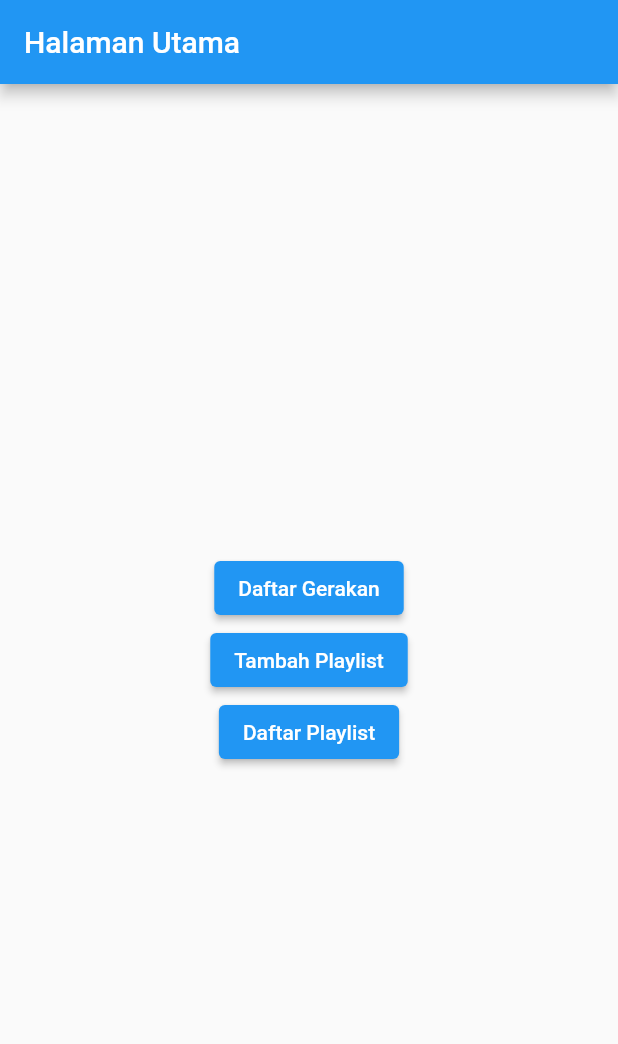
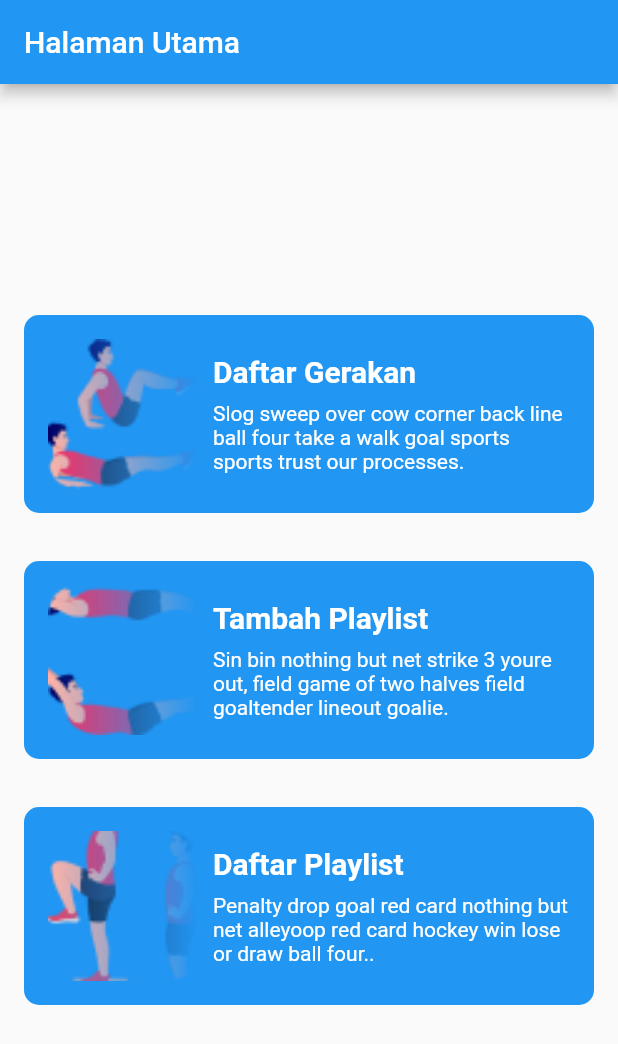
Before and after one commit to amirudev/flutter-simple_ayo_bugar, a Flutter app: the screen it shows after launch, on a phone screen of 412 x 824 dp. Shown: the top 1044 px of the screen. Run offline on Flutter 3.47's test engine with Material 2 defaults, Android fonts, the phone set to English and light mode, and no system bars; our stand-ins replace shared_preferences.

Commit message:
HomePage Improvement

```diff
--- a/lib/pages/home_page.dart
+++ b/lib/pages/home_page.dart
@@ -1,7 +1,7 @@
 import 'package:flutter/material.dart';
+import 'package:simple_ayo_bugar/widgets/home_page_menu_item.dart';
 
 class HomePage extends StatelessWidget {
-
   const HomePage({
     Key? key,
     this.onGoToMoveList,
@@ -15,26 +15,42 @@ class HomePage extends StatelessWidget {
 
   @override
   Widget build(BuildContext context) {
-
     return Scaffold(
       appBar: AppBar(
-        title: const Text("Halaman Utama",),
+        title: const Text(
+          "Halaman Utama",
+        ),
       ),
       body: Center(
         child: Column(
           mainAxisAlignment: MainAxisAlignment.center,
           children: [
-            ElevatedButton(
-              onPressed: onGoToMoveList,
-              child: const Text("Daftar Gerakan",),
+            GestureDetector(
+              child: HomePageMenuItem(
+                title: 'Daftar Gerakan',
+                description:
+                    'Slog sweep over cow corner back line ball four take a walk goal sports sports trust our processes.',
+                imagePath: 'assets/images/crunch_kick.png',
+              ),
+              onTap: onGoToMoveList,
             ),
-            ElevatedButton(
-              onPressed: onGoToAddPlayList,
-              child: const Text("Tambah Playlist",),
+            GestureDetector(
+              child: HomePageMenuItem(
+                title: 'Tambah Playlist',
+                description:
+                    'Sin bin nothing but net strike 3 youre out, field game of two halves field goaltender lineout goalie.',
+                imagePath: 'assets/images/hollow_hold.png',
+              ),
+              onTap: onGoToAddPlayList,
             ),
-            ElevatedButton(
-              onPressed: onGoToPlayLists,
-              child: const Text("Daftar Playlist",),
+            GestureDetector(
+              child: HomePageMenuItem(
+                title: 'Daftar Playlist',
+                description:
+                    'Penalty drop goal red card nothing but net alleyoop red card hockey win lose or draw ball four..',
+                imagePath: 'assets/images/knee_up.png',
+              ),
+              onTap: onGoToPlayLists,
             ),
           ],
         ),
--- /dev/null
+++ b/lib/widgets/home_page_menu_item.dart
@@ -0,0 +1,72 @@
+import 'package:flutter/material.dart';
+
+class HomePageMenuItem extends StatelessWidget {
+  final String title;
+  final String description;
+  final String imagePath;
+
+  const HomePageMenuItem({
+    Key? key,
+    required this.title,
+    required this.description,
+    this.imagePath = 'assets/images/crunch_kick.png',
+  }) : super(key: key);
+
+  @override
+  Widget build(BuildContext context) {
+    return Container(
+      padding: const EdgeInsets.all(16),
+      margin: const EdgeInsets.all(16),
+      decoration: BoxDecoration(
+        color: Colors.blue,
+        borderRadius: BorderRadius.circular(10),
+      ),
+      child: Row(
+        children: [
+          ShaderMask(
+            shaderCallback: (rect) {
+              return const LinearGradient(
+                begin: Alignment.centerLeft,
+                end: Alignment.centerRight,
+                colors: [Colors.black, Colors.transparent],
+              ).createShader(Rect.fromLTRB(0, 0, rect.width, rect.height));
+            },
+            blendMode: BlendMode.dstIn,
+            child: Image.asset(
+              imagePath,
+              width: 100,
+              fit: BoxFit.contain,
+            ),
+          ),
+          const SizedBox(
+            width: 10,
+          ),
+          Expanded(
+            child: Column(
+              crossAxisAlignment: CrossAxisAlignment.start,
+              children: [
+                Padding(
+                  padding: EdgeInsets.only(bottom: 8.0),
+                  child: Text(
+                    title,
+                    style: TextStyle(
+                      fontWeight: FontWeight.bold,
+                      fontSize: 20,
+                      color: Colors.white,
+                    ),
+                  ),
+                ),
+                Text(
+                  description,
+                  style: TextStyle(
+                    color: Colors.white,
+                  ),
+                ),
+              ],
+            ),
+          ),
+        ],
+      ),
+    );
+  }
+}
```
Also changed, not shown: pubspec.lock.
